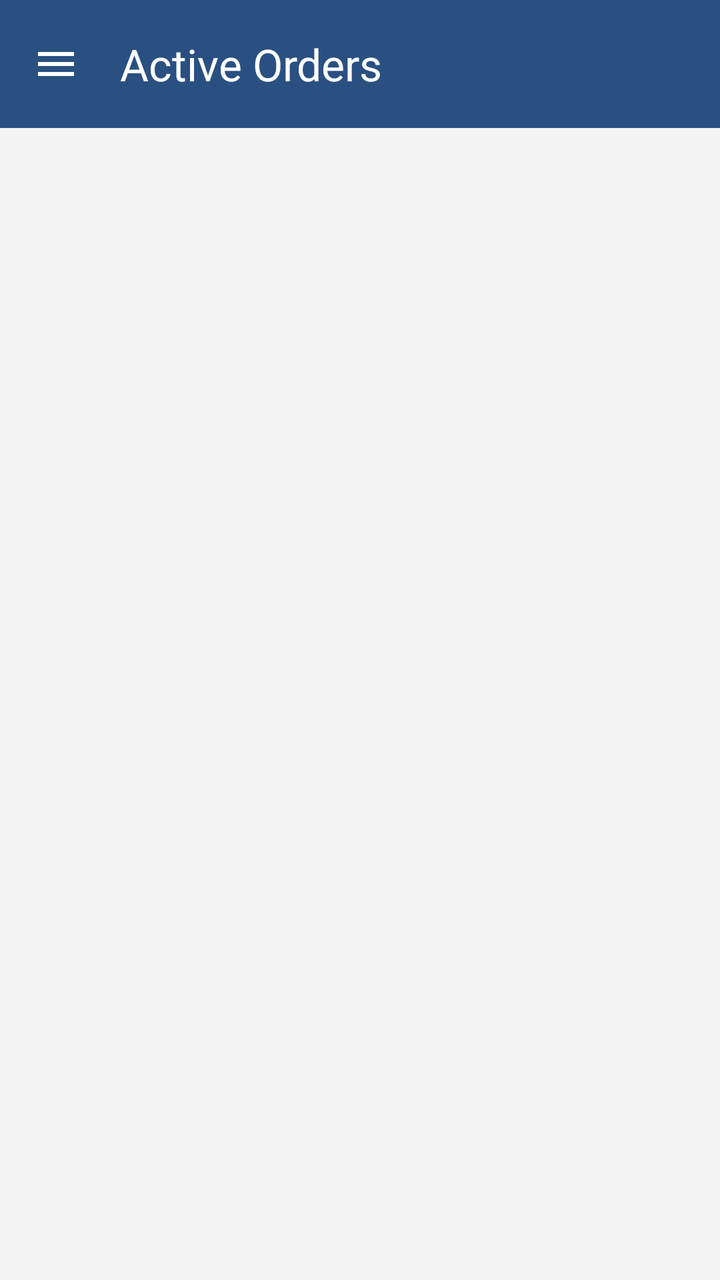
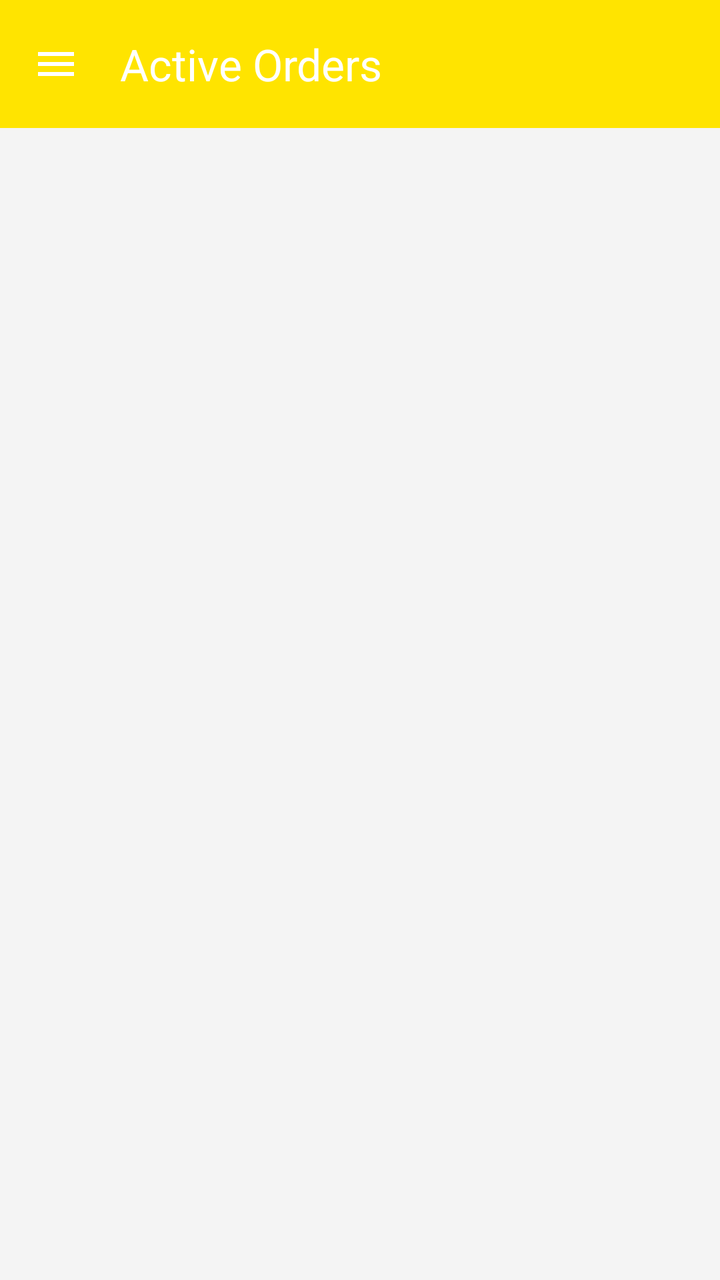

Before-and-after screenshots of an Android layout around one commit, followed by the original layout XML and the change that was made.
<!-- AndroidManifest.xml: application theme Theme.LaundryApp -->
<!-- res/layout/activity_admin.xml -->
<?xml version="1.0" encoding="utf-8"?>
<androidx.drawerlayout.widget.DrawerLayout xmlns:android="http://schemas.android.com/apk/res/android"
    xmlns:app="http://schemas.android.com/apk/res-auto"
    android:id="@+id/drawerLayout"
    android:layout_width="match_parent"
    android:layout_height="match_parent">

    <LinearLayout
        android:layout_width="match_parent"
        android:layout_height="match_parent"
        android:orientation="vertical">

        <androidx.appcompat.widget.Toolbar
            android:id="@+id/toolbar"
            android:layout_width="match_parent"
            android:layout_height="?attr/actionBarSize"
            android:background="#2a5082"
            app:title="Active Orders"
            app:titleTextColor="#ffffff"
            app:navigationIcon="@drawable/ic_menu_white"/>
        <androidx.recyclerview.widget.RecyclerView
            android:id="@+id/recyclerViewOrders"
            android:layout_width="match_parent"
            android:layout_height="match_parent"
            android:padding="5dp"
            android:background="#f4f4f4"/>
    </LinearLayout>

    <com.google.android.material.navigation.NavigationView
        android:id="@+id/navigationView"
        android:layout_width="wrap_content"
        android:layout_height="match_parent"
        android:layout_gravity="start"
        app:menu="@menu/admin_menu"/>

</androidx.drawerlayout.widget.DrawerLayout>
<!-- resources referenced by this layout -->
<resources>
  <!-- drawable ic_menu_white (drawable) -->
  <vector xmlns:android="http://schemas.android.com/apk/res/android" android:height="24dp" android:tint="#FFFFFF" android:viewportHeight="24" android:viewportWidth="24" android:width="24dp">
        
      <path android:fillColor="@android:color/white" android:pathData="M3,18h18v-2L3,16v2zM3,13h18v-2L3,11v2zM3,6v2h18L21,6L3,6z"/>
      
  </vector>
  <style name="Theme.LaundryApp" parent="Base.Theme.LaundryApp" />
  <style name="Base.Theme.LaundryApp" parent="Theme.Material3.DayNight.NoActionBar">
          
          
      </style>
</resources>

<!-- the commit's change to res/layout/activity_admin.xml (unified diff, before → after) -->
@@ -14,7 +14,7 @@
             android:id="@+id/toolbar"
             android:layout_width="match_parent"
             android:layout_height="?attr/actionBarSize"
-            android:background="#2a5082"
+            android:background="#FFE400"
             app:title="Active Orders"
             app:titleTextColor="#ffffff"
             app:navigationIcon="@drawable/ic_menu_white"/>
